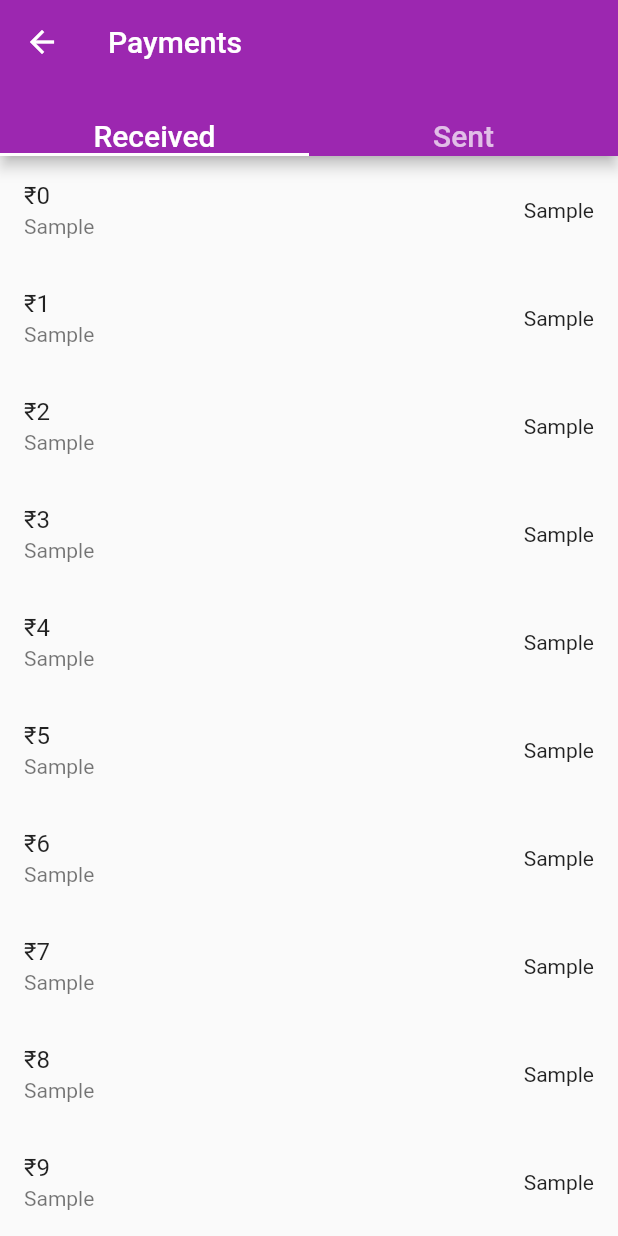
After one commit to sumit-1299/TYBCA, a Flutter app: the Home screen opened directly, after a tap on "Payments", on a phone screen of 412 x 824 dp. The commit adds this screen. Run offline on Flutter 3.47's test engine with Material 2 defaults, Android fonts, the phone set to English and light mode, and no system bars; our stand-ins replace firebase_auth, firebase_core, fluttertoast; missing offline and left inert: dart:ffi; accounts and stored records are empty; network calls fail.

Commit message:
main.dart: Test comment for github functionality

```diff
--- a/lib/Screens/Home.dart
+++ b/lib/Screens/Home.dart
@@ -1,51 +1,169 @@
-// import 'package:firebase_auth/firebase_auth.dart';
-// import 'package:flutter/material.dart';
-// import 'package:register1/Screens/UI/Login.dart';
-// import 'package:register1/utils/utils.dart';
-//
-// class Home extends StatefulWidget {
-//   const Home({Key? key}) : super(key: key);
-//
-//   @override
-//   State<Home> createState() => _HomeState();
-// }
-//
-// class _HomeState extends State<Home> {
-//   final auth = FirebaseAuth.instance;
-//   @override
-//   Widget build(BuildContext context) {
-//     return Scaffold(
-//       appBar: AppBar(
-//         title: Text('Home'),
-//       ),
-//       body: Center(
-//         child: Column(
-//           children:[
-//           IconButton(onPressed: (){
-//             auth.signOut().then((value){
-//                Navigator.push(context,
-//                 MaterialPageRoute(builder: (context)=> Login()));
-//             }).onError((error, stackTrace){
-//             Utils().toastMessage(error.toString());
-//           });
-//               }, icon: Icon(Icons.login_outlined),),
-//             const SizedBox(width: 10,),
-//         ],
-//         ),
-//       ),
-//     );
-//   }
-// }
+import 'package:flutter/material.dart';
+import 'package:firebase_auth/firebase_auth.dart';
 
-
-
-import 'package:flutter/material.dart';
-
+import 'UI/Login.dart';
+import 'UI/cnb.dart';
+import 'UI/parties.dart';
+import 'UI/payments.dart';
+import 'UI/sales.dart';
+import 'UI/stock.dart';
 class Home extends StatelessWidget {
   const Home({Key? key}) : super(key: key);
 
   @override
   Widget build(BuildContext context) {
-    return const Placeholder();
+     return Scaffold(
+       appBar: AppBar(
+         title: Text("Khatabook")
+       ),
+      drawer: Drawer(
+        child: ListView(
+          children: [
+            Container(
+              height: 100,
+              color: Colors.purple,
+            ),
+            ListTile(
+              title: Text("My Account")
+            ),
+            ListTile(
+              title: Text("Logout", style: TextStyle(color: Colors.red)),
+              onTap: () async{
+                await FirebaseAuth.instance.signOut();
+                Navigator.popUntil(context, (route) => route.isFirst);
+                Navigator.pushReplacement(
+                    context,
+                  MaterialPageRoute(builder: (context) => Login())
+
+                );
+              },
+            ),
+
+          ],
+        )
+      ),
+      body: Center(
+        child: SingleChildScrollView(
+          child: Padding(
+            padding: EdgeInsets.all(20),
+            child: Column(
+              children: [
+                GridView(
+                  shrinkWrap: true,
+                  physics: const NeverScrollableScrollPhysics(),
+                  gridDelegate: const SliverGridDelegateWithFixedCrossAxisCount(
+                      crossAxisCount: 2,
+                      childAspectRatio: 3,
+                      mainAxisSpacing: 50,
+                      crossAxisSpacing: 20
+                  ),
+                  children: [
+                    ListTile(
+                      title: Text("To Collect"),
+                      onTap: (){
+                        Navigator.push(
+                          context,
+                          MaterialPageRoute(builder: (context) => Parties())
+                        );
+                      },
+                    ),
+                    ListTile(
+                      title: Text("To Pay"),
+                      onTap: (){
+                        Navigator.push(
+                            context,
+                            MaterialPageRoute(builder: (context) => Parties())
+                        );
+                      },
+                    ),
+                    ListTile(
+                      title: Text("Stock Value"),
+                      onTap: (){
+                        Navigator.push(
+                            context,
+                            MaterialPageRoute(builder: (context) => Stock())
+                        );
+                      },
+                    ),
+                    ListTile(
+                      title: Text("0"),
+                      subtitle: Text("This Week's Sale"),
+                      onTap: (){
+                        Navigator.push(
+                            context,
+                            MaterialPageRoute(builder: (context) => Sales())
+                        );
+                      },
+                    ),
+                    ListTile(
+                      title: Text("Total Balance"),
+                      subtitle: Text("Cash + Bank Balance"),
+                      onTap: (){
+                        Navigator.push(
+                            context,
+                            MaterialPageRoute(builder: (context) => CnB())
+                        );
+                      },
+                    ),
+                    /*ListTile(
+                      title: Text("Reports"),
+                      onTap: (){
+                        Navigator.push(
+                            context,
+                            MaterialPageRoute(builder: (context) => Reports())
+                        );
+                      },
+                    ),*/
+                  ],
+                ),
+                const Padding(padding: EdgeInsets.only(top: 20)),
+                const Text("Transactions",style: TextStyle(fontSize: 20),),
+                ListView.builder(
+                  shrinkWrap: true,
+                  physics: const NeverScrollableScrollPhysics(),
+                  itemCount: 10,
+                  itemBuilder: (context, index) => ListTile(
+                    title: Text(index.toString()),
+                  ),
+                )
+              ],
+            )
+          ),
+        ),
+      ),
+       floatingActionButton: Container(
+         decoration: BoxDecoration(
+             color: Colors.purple,
+           borderRadius: BorderRadius.all(Radius.circular(20)),
+           boxShadow: [
+             BoxShadow(
+               color: Colors.black.withOpacity(0.5),
+               spreadRadius: 1,
+               blurRadius: 10
+             )
+           ]
+         ),
+           width: MediaQuery.of(context).size.width*0.3,
+           height: 40,
+           child: Center(
+             child: TextButton(
+               onPressed: (){
+                 Navigator.push(
+                   context,
+                   MaterialPageRoute(builder: (context) => Payments())
+                 );
+               },
+               child: Text(
+                 "Payments",
+                 // textAlign: TextAlign.center,
+                 style: TextStyle(
+                     color: Colors.white
+                 ),
+               )
+             )
+           )
+         )
+
+    );
   }
 }
--- a/lib/Screens/UI/Login.dart
+++ b/lib/Screens/UI/Login.dart
@@ -35,7 +35,7 @@ class _LoginState extends State<Login> {
         email: email,
         password: password).then((value){
           Utils().toastMessage(value.user!.toString());
-          Navigator.push(context, MaterialPageRoute(builder: (context) => Dashboard())
+          Navigator.push(context, MaterialPageRoute(builder: (context) => Home())
           );
     }).onError((error, stackTrace){
       debugPrint(error.toString());
--- /dev/null
+++ b/lib/Screens/UI/payments.dart
@@ -0,0 +1,42 @@
+import 'package:flutter/material.dart';
+
+class Payments extends StatelessWidget {
+  const Payments({Key? key}) : super(key: key);
+
+  @override
+  Widget build(BuildContext context) {
+    return DefaultTabController(
+      length: 2,
+      initialIndex: 0,
+      child: Scaffold(
+        appBar: AppBar(
+          title: Text("Payments"),
+          bottom: TabBar(
+            tabs: [
+              Text("Received",style: TextStyle(fontSize: 20)),
+              Text("Sent",style: TextStyle(fontSize: 20))
+            ]
+          )
+        ),
+        body: TabBarView(
+          children: [
+            ListView.builder(
+              itemCount: 100,
+              itemBuilder: (context,index) => ListTile(
+                title: Text("₹$index"),
+                subtitle: Text("Sample"),
+                trailing: Text("Sample"),
+              ),
+            ),
+            ListView.builder(
+              itemCount: 100,
+              itemBuilder: (context,index) => ListTile(
+                  title: Text("$index")
+              ),
+            ),
+          ],
+        )
+      )
+    );
+  }
+}
--- a/lib/firebase_services/splash_services.dart
+++ b/lib/firebase_services/splash_services.dart
@@ -11,7 +11,7 @@ class SplashServices {
       Timer(const Duration(seconds: 3),
               () =>
               Navigator.pushReplacement(
-                  context, MaterialPageRoute(builder: (context) => Dashboard()))
+                  context, MaterialPageRoute(builder: (context) => Home()))
       );
     } else {
       Timer(const Duration(seconds: 3),
--- a/lib/main.dart
+++ b/lib/main.dart
@@ -19,6 +19,7 @@ class MyApp extends StatelessWidget {
       theme: ThemeData(
         primarySwatch: Colors.purple,
       ),
+      debugShowCheckedModeBanner: false,
       home: Splash(),
     );
   }
```
Also changed, not shown: lib/Screens/UI/cnb.dart (added, +14 -0 lines), lib/Screens/UI/parties.dart (added, +14 -0 lines), lib/Screens/UI/sales.dart (added, +14 -0 lines), lib/Screens/UI/stock.dart (added, +14 -0 lines).
